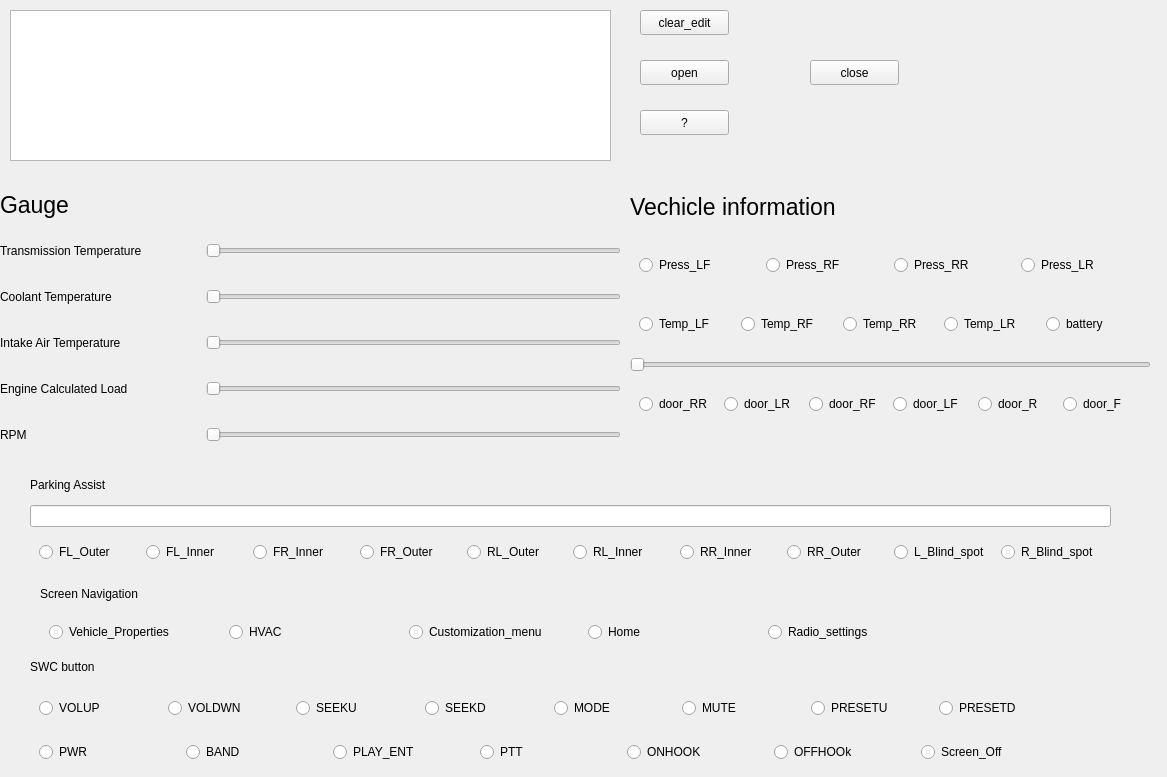
First picture: the form in Metra_box/widget.ui, repository 2217646267/TechWinBox, before the edit.
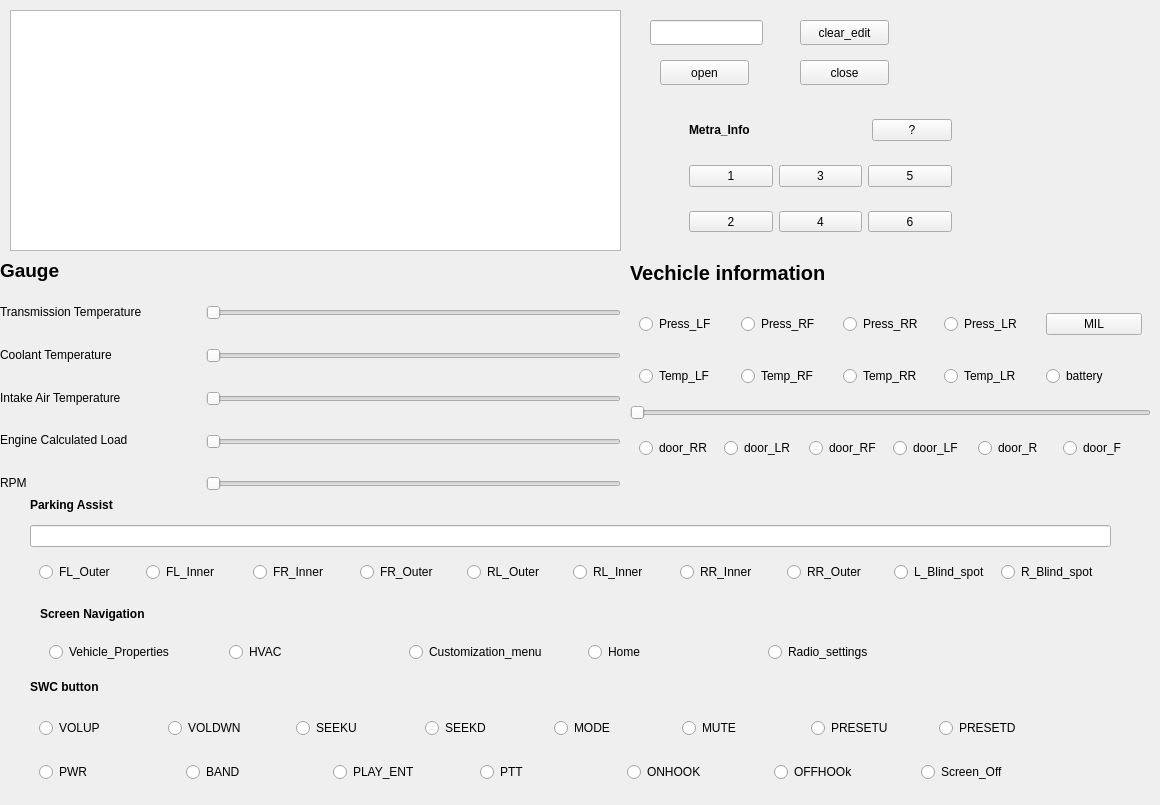
Second picture: the form after the edit.

The edit to the form file:
```diff
--- a/Metra_box/widget.ui
+++ b/Metra_box/widget.ui
@@ -6,30 +6,17 @@
    <rect>
     <x>0</x>
     <y>0</y>
-    <width>1167</width>
-    <height>777</height>
+    <width>1160</width>
+    <height>805</height>
    </rect>
   </property>
   <property name="windowTitle">
    <string>Widget</string>
   </property>
-  <widget class="QPushButton" name="about_btn">
-   <property name="geometry">
-    <rect>
-     <x>640</x>
-     <y>110</y>
-     <width>89</width>
-     <height>25</height>
-    </rect>
-   </property>
-   <property name="text">
-    <string>?</string>
-   </property>
-  </widget>
   <widget class="QPushButton" name="open_btn">
    <property name="geometry">
     <rect>
-     <x>640</x>
+     <x>660</x>
      <y>60</y>
      <width>89</width>
      <height>25</height>
@@ -39,20 +26,25 @@
     <string>open</string>
    </property>
   </widget>
-  <widget class="QTextEdit" name="textEdit">
+  <widget class="QPlainTextEdit" name="plainTextEdit">
    <property name="geometry">
     <rect>
      <x>10</x>
      <y>10</y>
-     <width>601</width>
-     <height>151</height>
+     <width>611</width>
+     <height>241</height>
     </rect>
    </property>
+   <property name="font">
+    <font>
+     <pointsize>16</pointsize>
+    </font>
+   </property>
   </widget>
   <widget class="QPushButton" name="close_btn">
    <property name="geometry">
     <rect>
-     <x>810</x>
+     <x>800</x>
      <y>60</y>
      <width>89</width>
      <height>25</height>
@@ -66,9 +58,9 @@
    <property name="geometry">
     <rect>
      <x>0</x>
-     <y>180</y>
+     <y>250</y>
      <width>621</width>
-     <height>281</height>
+     <height>251</height>
     </rect>
    </property>
    <layout class="QVBoxLayout" name="verticalLayout">
@@ -95,7 +87,8 @@
       </property>
       <property name="font">
        <font>
-        <pointsize>17</pointsize>
+        <pointsize>14</pointsize>
+        <bold>true</bold>
        </font>
       </property>
       <property name="text">
@@ -271,8 +264,8 @@
   <widget class="QPushButton" name="clear_edit">
    <property name="geometry">
     <rect>
-     <x>640</x>
-     <y>10</y>
+     <x>800</x>
+     <y>20</y>
      <width>89</width>
      <height>25</height>
     </rect>
@@ -285,9 +278,9 @@
    <property name="geometry">
     <rect>
      <x>630</x>
-     <y>180</y>
+     <y>250</y>
      <width>521</width>
-     <height>251</height>
+     <height>221</height>
     </rect>
    </property>
    <layout class="QVBoxLayout" name="verticalLayout_2">
@@ -301,7 +294,8 @@
       </property>
       <property name="font">
        <font>
-        <pointsize>17</pointsize>
+        <pointsize>15</pointsize>
+        <bold>true</bold>
        </font>
       </property>
       <property name="text">
@@ -340,6 +334,13 @@
          </property>
         </widget>
        </item>
+       <item>
+        <widget class="QPushButton" name="Malfunction_Indicator">
+         <property name="text">
+          <string>MIL</string>
+         </property>
+        </widget>
+       </item>
       </layout>
      </widget>
     </item>
@@ -445,7 +446,7 @@
    <property name="geometry">
     <rect>
      <x>30</x>
-     <y>470</y>
+     <y>490</y>
      <width>1081</width>
      <height>101</height>
     </rect>
@@ -453,6 +454,12 @@
    <layout class="QVBoxLayout" name="verticalLayout_3">
     <item>
      <widget class="QLabel" name="label">
+      <property name="font">
+       <font>
+        <italic>false</italic>
+        <bold>true</bold>
+       </font>
+      </property>
       <property name="text">
        <string>Parking Assist</string>
       </property>
@@ -543,7 +550,7 @@
    <property name="geometry">
     <rect>
      <x>40</x>
-     <y>580</y>
+     <y>600</y>
      <width>911</width>
      <height>71</height>
     </rect>
@@ -551,6 +558,11 @@
    <layout class="QVBoxLayout" name="verticalLayout_5">
     <item>
      <widget class="QLabel" name="label_8">
+      <property name="font">
+       <font>
+        <bold>true</bold>
+       </font>
+      </property>
       <property name="text">
        <string>Screen Navigation</string>
       </property>
@@ -603,7 +615,7 @@
    <property name="geometry">
     <rect>
      <x>30</x>
-     <y>650</y>
+     <y>670</y>
      <width>1041</width>
      <height>121</height>
     </rect>
@@ -611,6 +623,11 @@
    <layout class="QVBoxLayout" name="verticalLayout_6">
     <item>
      <widget class="QLabel" name="label_9">
+      <property name="font">
+       <font>
+        <bold>true</bold>
+       </font>
+      </property>
       <property name="text">
        <string>SWC button</string>
       </property>
@@ -735,6 +752,120 @@
     </item>
    </layout>
   </widget>
+  <widget class="QLineEdit" name="lineEdit_3">
+   <property name="geometry">
+    <rect>
+     <x>650</x>
+     <y>20</y>
+     <width>113</width>
+     <height>25</height>
+    </rect>
+   </property>
+  </widget>
+  <widget class="QWidget" name="widget_9" native="true">
+   <property name="geometry">
+    <rect>
+     <x>680</x>
+     <y>110</y>
+     <width>281</width>
+     <height>131</height>
+    </rect>
+   </property>
+   <layout class="QVBoxLayout" name="verticalLayout_4">
+    <item>
+     <widget class="QWidget" name="widget_16" native="true">
+      <layout class="QHBoxLayout" name="horizontalLayout_15">
+       <item>
+        <widget class="QLabel" name="label_7">
+         <property name="font">
+          <font>
+           <bold>true</bold>
+          </font>
+         </property>
+         <property name="text">
+          <string>Metra_Info</string>
+         </property>
+        </widget>
+       </item>
+       <item>
+        <spacer name="horizontalSpacer">
+         <property name="orientation">
+          <enum>Qt::Horizontal</enum>
+         </property>
+         <property name="sizeHint" stdset="0">
+          <size>
+           <width>40</width>
+           <height>20</height>
+          </size>
+         </property>
+        </spacer>
+       </item>
+       <item>
+        <widget class="QPushButton" name="about_btn">
+         <property name="text">
+          <string>?</string>
+         </property>
+        </widget>
+       </item>
+      </layout>
+     </widget>
+    </item>
+    <item>
+     <widget class="QWidget" name="widget_14" native="true">
+      <layout class="QHBoxLayout" name="horizontalLayout_10">
+       <item>
+        <widget class="QPushButton" name="pushButton_3">
+         <property name="text">
+          <string>1</string>
+         </property>
+        </widget>
+       </item>
+       <item>
+        <widget class="QPushButton" name="pushButton_2">
+         <property name="text">
+          <string>3</string>
+         </property>
+        </widget>
+       </item>
+       <item>
+        <widget class="QPushButton" name="pushButton">
+         <property name="text">
+          <string>5</string>
+         </property>
+        </widget>
+       </item>
+      </layout>
+     </widget>
+    </item>
+    <item>
+     <widget class="QWidget" name="widget_15" native="true">
+      <layout class="QHBoxLayout" name="horizontalLayout_14">
+       <item>
+        <widget class="QPushButton" name="pushButton_4">
+         <property name="text">
+          <string>2</string>
+         </property>
+        </widget>
+       </item>
+       <item>
+        <widget class="QPushButton" name="pushButton_5">
+         <property name="text">
+          <string>4</string>
+         </property>
+        </widget>
+       </item>
+       <item>
+        <widget class="QPushButton" name="pushButton_6">
+         <property name="text">
+          <string>6</string>
+         </property>
+        </widget>
+       </item>
+      </layout>
+     </widget>
+    </item>
+   </layout>
+  </widget>
  </widget>
  <resources/>
  <connections/>
```
